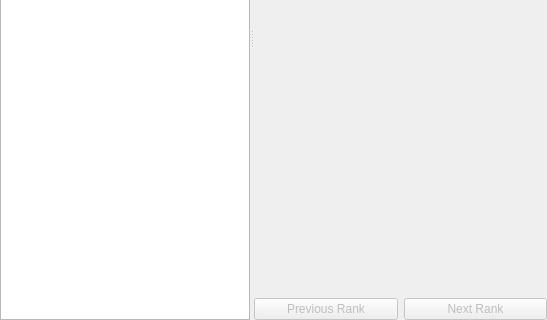
This is widgets/perks/ui/perkswidget.ui in matzman666/PyPipboyApp as Qt 5 draws it before an edit; both pictures show x 0 to 547 and y 245 to 565 of the 547 by 565 pixel window. The edited form follows.
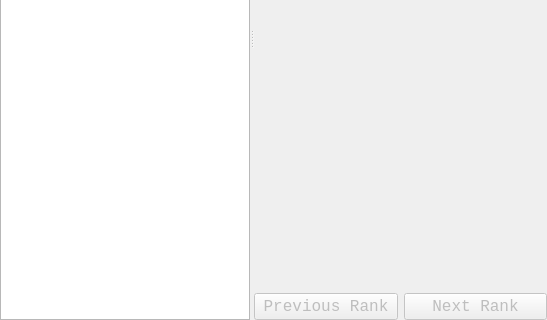
This is the edited form.

What changed in the file:
```diff
--- a/widgets/perks/ui/perkswidget.ui
+++ b/widgets/perks/ui/perkswidget.ui
@@ -183,6 +183,12 @@
              <verstretch>0</verstretch>
             </sizepolicy>
            </property>
+           <property name="font">
+            <font>
+             <family>Consolas</family>
+             <pointsize>12</pointsize>
+            </font>
+           </property>
            <property name="text">
             <string>Previous Rank</string>
            </property>
@@ -199,6 +205,12 @@
              <verstretch>0</verstretch>
             </sizepolicy>
            </property>
+           <property name="font">
+            <font>
+             <family>Consolas</family>
+             <pointsize>12</pointsize>
+            </font>
+           </property>
            <property name="text">
             <string>Next Rank</string>
            </property>
```
Left out of the diff: 22 changed lines with no effect on the pictures.
